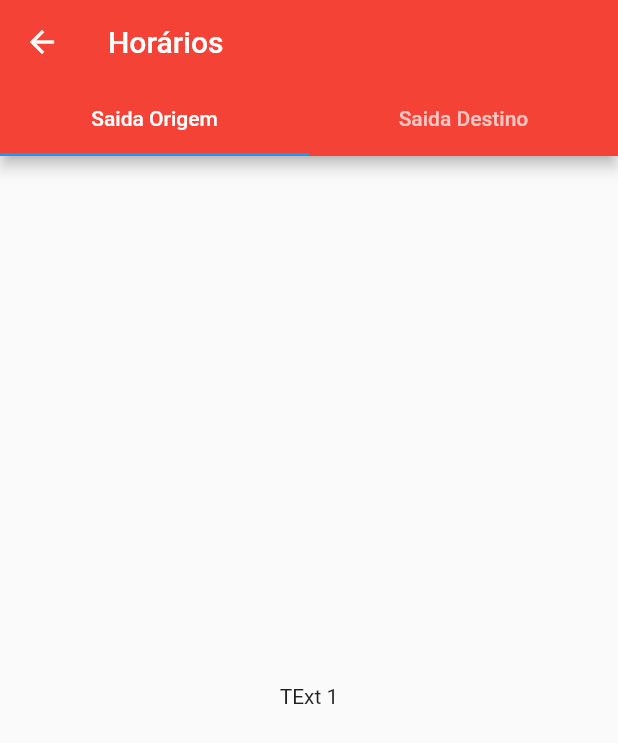
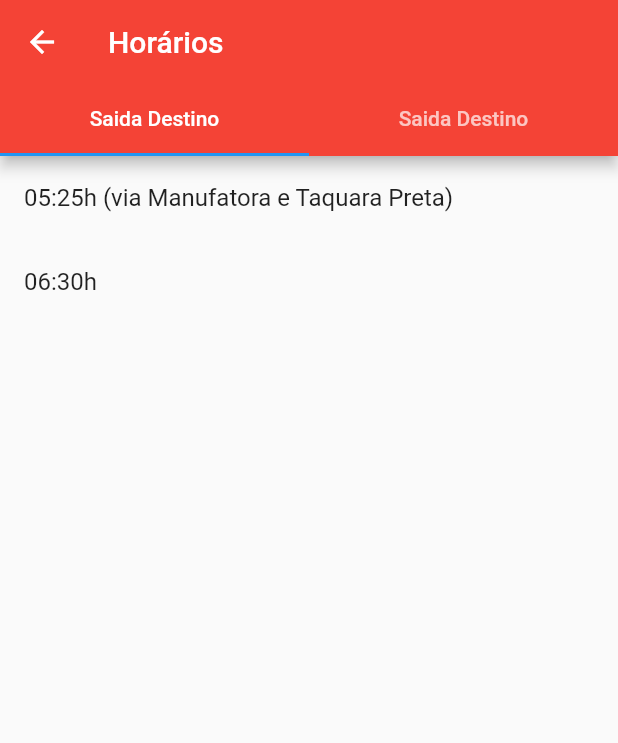
Before and after one commit to gdgcataguases/mobilidade-urbana, a Flutter app: the RotasPage screen opened directly, on a phone screen of 412 x 824 dp. Shown: the top 743 px of the screen. Run offline on Flutter 3.47's test engine with Material 2 defaults, Android fonts, the phone set to English and light mode, and no system bars.

Commit message:
Hiago Venancio

```diff
--- a/lib/ui/rotas.dart
+++ b/lib/ui/rotas.dart
@@ -6,6 +6,10 @@ final List<String> _horarios = [
 ];
 
 class RotasPage extends StatelessWidget {
+  String dados;
+
+  // RotasPage({dados});
+
   @override
   Widget build(BuildContext context) {
     return Container(
@@ -18,7 +22,7 @@ class RotasPage extends StatelessWidget {
               bottom: TabBar(
                 tabs: [
                   Tab(
-                    text: 'Saida Origem',
+                    text: 'Saida Destino',
                   ),
                   Tab(
                     text: 'Saida Destino',
@@ -27,11 +31,21 @@ class RotasPage extends StatelessWidget {
               )),
           body: TabBarView(
             children: [
-              Tab(
-                text: 'TExt 1',
+              ListView.builder(
+                itemCount: _horarios.length,
+                itemBuilder: (context, index) {
+                  return ListTile(
+                    title: Text(_horarios[index]),
+                  );
+                },
               ),
-              Tab(
-                text: 'TEXT 2',
+              ListView.builder(
+                itemCount: _horarios.length,
+                itemBuilder: (context, index) {
+                  return ListTile(
+                    title: Text(_horarios[index]),
+                  );
+                },
               )
             ],
           ),
```
